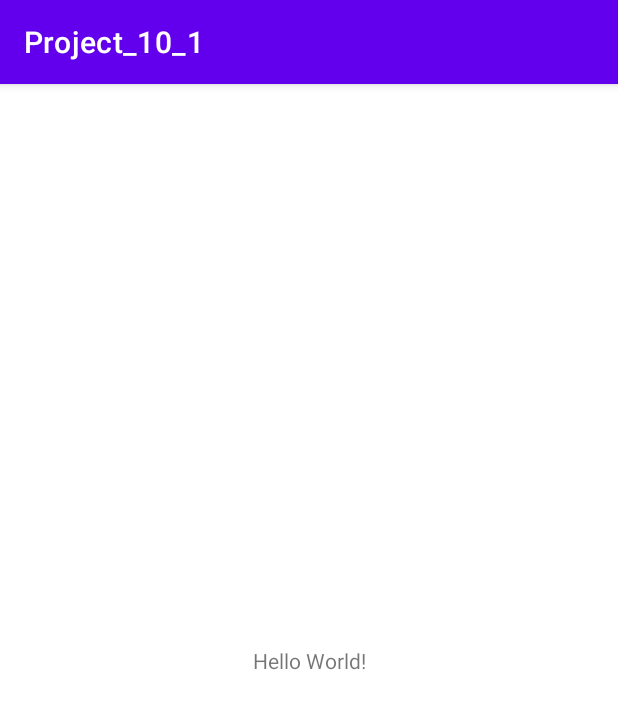
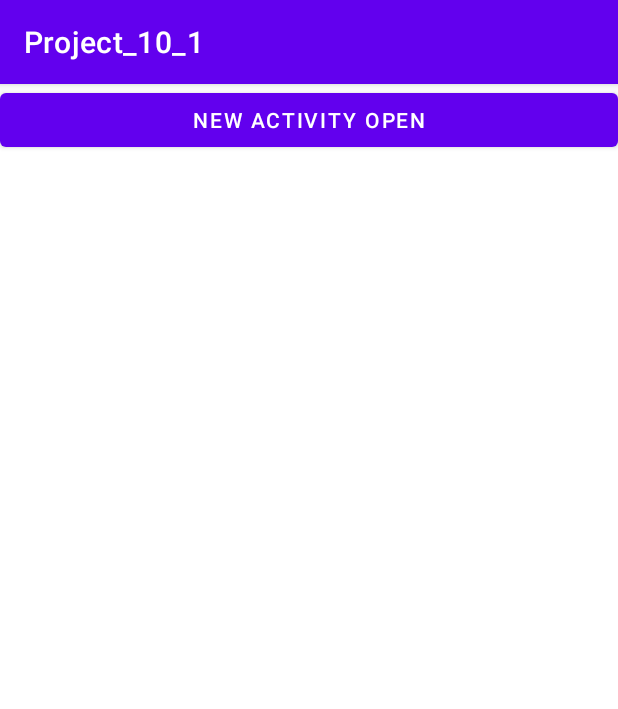
Before and after one commit to won-hyw/Project_10_1, an Android app: the screen it shows after launch (MainActivity), on a phone screen of 412 x 824 dp. Shown: the top 709 px of the screen. Run offline under Robolectric (Android 15) with nearby library versions, the phone set to English and light mode, and no system bars.

Commit message:
Completion Layout

```diff
--- a/app/src/main/res/layout/activity_main.xml
+++ b/app/src/main/res/layout/activity_main.xml
@@ -1,18 +1,16 @@
 <?xml version="1.0" encoding="utf-8"?>
-<androidx.constraintlayout.widget.ConstraintLayout xmlns:android="http://schemas.android.com/apk/res/android"
+<LinearLayout xmlns:android="http://schemas.android.com/apk/res/android"
     xmlns:app="http://schemas.android.com/apk/res-auto"
     xmlns:tools="http://schemas.android.com/tools"
     android:layout_width="match_parent"
     android:layout_height="match_parent"
+    android:orientation="vertical"
     tools:context=".MainActivity">
 
-    <TextView
-        android:layout_width="wrap_content"
+    <Button
+        android:id="@+id/btn_open"
+        android:layout_width="match_parent"
         android:layout_height="wrap_content"
-        android:text="Hello World!"
-        app:layout_constraintBottom_toBottomOf="parent"
-        app:layout_constraintLeft_toLeftOf="parent"
-        app:layout_constraintRight_toRightOf="parent"
-        app:layout_constraintTop_toTopOf="parent" />
+        android:text="New Activity Open"/>
 
-</androidx.constraintlayout.widget.ConstraintLayout>
+</LinearLayout>
```
Also changed, not shown: app/src/main/res/layout/activity_second.xml (+9 -2 lines).
